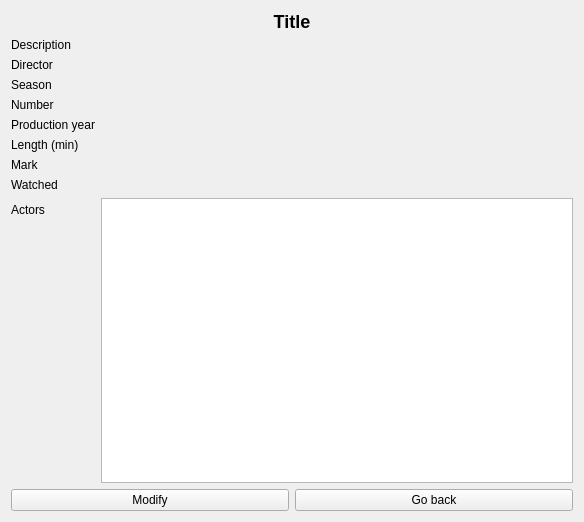
Old version of the form FilmManager/episodeviewwidget.ui in the repository Zachaly/Jipp_Projekt_ZS_NS.
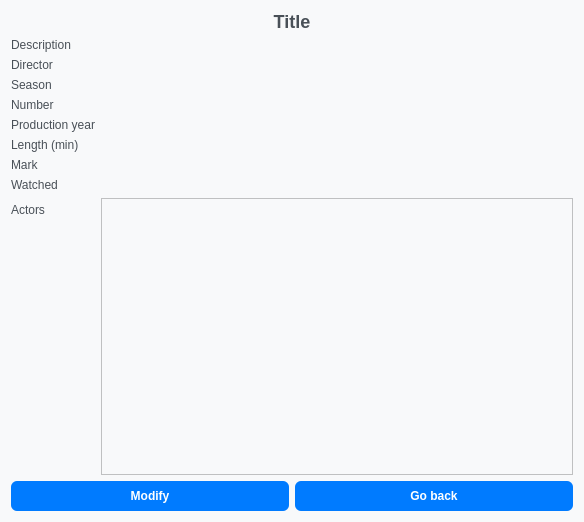
New version of the form. Icons and pictures are not drawn.

```diff
--- a/FilmManager/episodeviewwidget.ui
+++ b/FilmManager/episodeviewwidget.ui
@@ -13,6 +13,126 @@
   <property name="windowTitle">
    <string>Form</string>
   </property>
+  <property name="styleSheet">
+   <string notr="true">QWidget {
+    background-color: #f8f9fa;
+    font-family: 'Segoe UI', Arial, sans-serif;
+}
+
+QGroupBox {
+    font-weight: bold;
+    border: 2px solid #dee2e6;
+    border-radius: 8px;
+    margin-top: 1ex;
+    padding-top: 10px;
+    background-color: white;
+}
+
+QGroupBox::title {
+    subcontrol-origin: margin;
+    left: 10px;
+    padding: 0 5px 0 5px;
+    color: #495057;
+}
+
+QPushButton {
+    background-color: #007bff;
+    color: white;
+    border: none;
+    padding: 8px 16px;
+    border-radius: 6px;
+    font-weight: bold;
+    min-width: 80px;
+}
+
+QPushButton:hover {
+    background-color: #0056b3;
+}
+
+QPushButton:pressed {
+    background-color: #004085;
+}
+
+QPushButton:disabled {
+    background-color: #6c757d;
+    color: #adb5bd;
+}
+
+QLineEdit {
+    border: 2px solid #ced4da;
+    border-radius: 6px;
+    padding: 8px 12px;
+    background-color: white;
+    selection-background-color: #007bff;
+}
+
+QLineEdit:focus {
+    border-color: #007bff;
+    outline: none;
+}
+
+QComboBox {
+    border: 2px solid #ced4da;
+    border-radius: 6px;
+    padding: 8px 12px;
+    background-color: white;
+    min-width: 120px;
+}
+
+QComboBox:focus {
+    border-color: #007bff;
+}
+
+QComboBox::drop-down {
+    subcontrol-origin: padding;
+    subcontrol-position: top right;
+    width: 20px;
+    border-left-width: 1px;
+    border-left-color: #ced4da;
+    border-left-style: solid;
+    border-top-right-radius: 6px;
+    border-bottom-right-radius: 6px;
+}
+
+QComboBox::down-arrow {
+    image: url(:/icons/arrow-down.png);
+    width: 12px;
+    height: 12px;
+}
+
+QRadioButton {
+    spacing: 8px;
+    color: #495057;
+    font-weight: normal;
+}
+
+QRadioButton::indicator {
+    width: 18px;
+    height: 18px;
+}
+
+QRadioButton::indicator:unchecked {
+    border: 2px solid #ced4da;
+    border-radius: 9px;
+    background-color: white;
+}
+
+QRadioButton::indicator:checked {
+    border: 2px solid #007bff;
+    border-radius: 9px;
+    background-color: #007bff;
+}
+
+QRadioButton::indicator:checked:hover {
+    background-color: #0056b3;
+    border-color: #0056b3;
+}
+
+QLabel {
+    color: #495057;
+    font-weight: normal;
+}</string>
+  </property>
   <layout class="QVBoxLayout" name="verticalLayout">
    <item>
     <widget class="QLabel" name="titleLabel">
```
